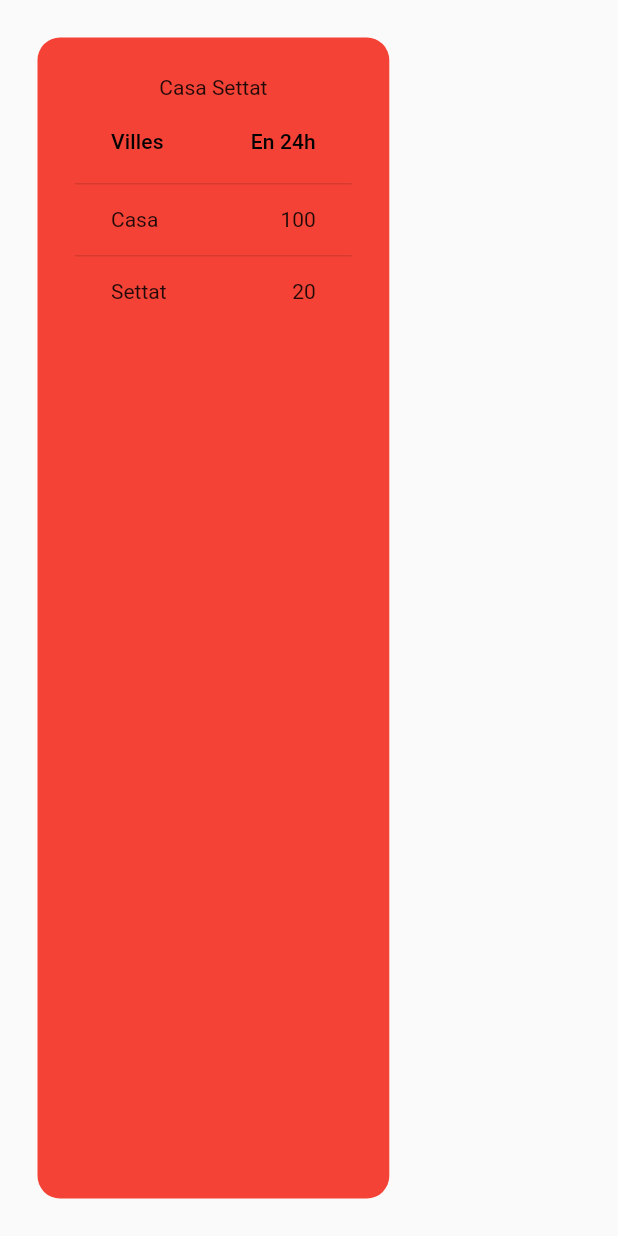
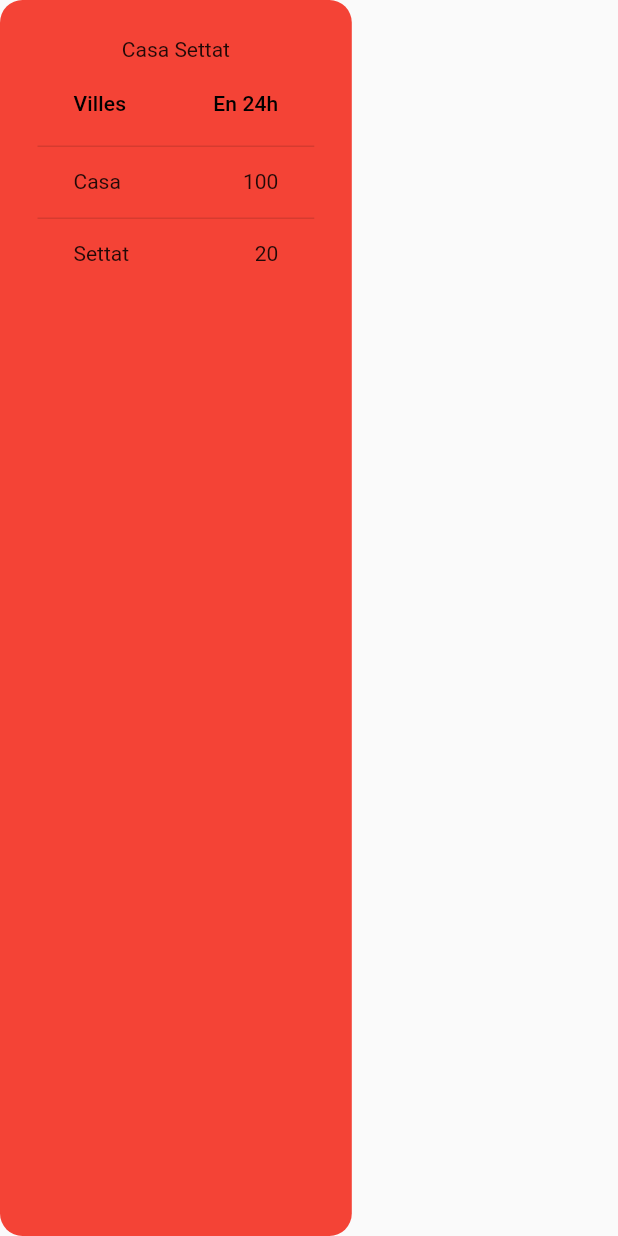
Before and after one commit to OmarDefaoui/covid19maroc, a Flutter app: the CityTableWidget widget shown alone on an empty page, opened directly, on a phone screen of 412 x 824 dp. Run offline on Flutter 3.47's test engine with Material 2 defaults, Android fonts, the phone set to English and light mode, and no system bars.

Commit message:
Bug fixes and design improvements

```diff
--- a/lib/providers/provider_selected_region.dart
+++ b/lib/providers/provider_selected_region.dart
@@ -2,8 +2,8 @@ import 'package:covid19morocco/models/model_city.dart';
 import 'package:flutter/foundation.dart';
 
 class ProviderSelectedRegion extends ChangeNotifier {
-  String region;
-  List<ModelCity> cityCases;
+  String region = '';
+  List<ModelCity> cityCases = [];
 
   void selectRegion(String region, List<ModelCity> cityCases) {
     this.region = region;
--- a/lib/widgets/city_table_widget.dart
+++ b/lib/widgets/city_table_widget.dart
@@ -9,7 +9,6 @@ class CityTableWidget extends StatelessWidget {
   Widget build(BuildContext context) {
     return Container(
       padding: const EdgeInsets.all(25),
-      margin: const EdgeInsets.all(25),
       decoration: BoxDecoration(
         color: Colors.red,
         borderRadius: BorderRadius.all(Radius.circular(15)),
--- a/lib/widgets/global_table_widget.dart
+++ b/lib/widgets/global_table_widget.dart
@@ -18,7 +18,6 @@ class GlobalTableWidget extends StatelessWidget {
 
     return Container(
       padding: const EdgeInsets.all(25),
-      margin: const EdgeInsets.all(25),
       decoration: BoxDecoration(
         color: Colors.red,
         borderRadius: BorderRadius.all(Radius.circular(15)),
```
Also changed, not shown: lib/screens/home_screen.dart (+27 -1 lines).
